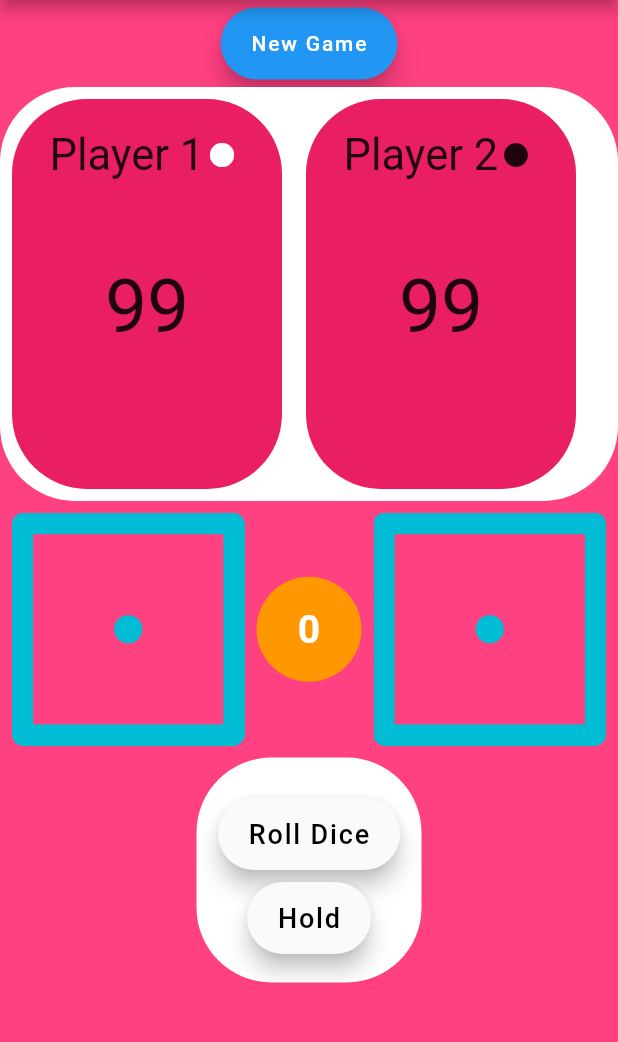
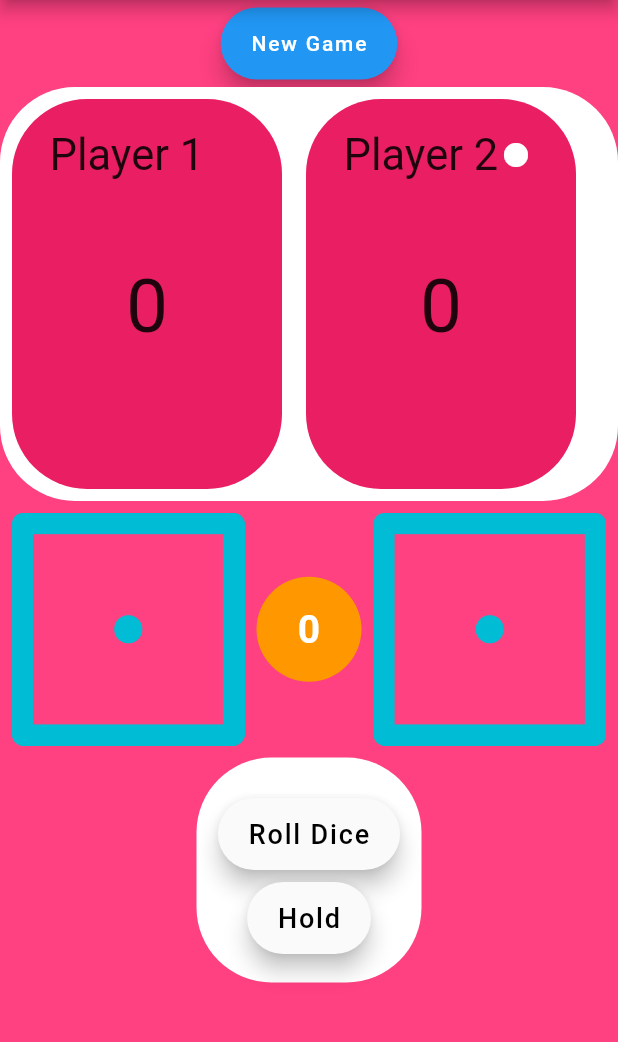
Before and after one commit to RomjanHossain/pigGameFlutter, a Flutter app: the screen it shows after launch, after a tap on "Hold", on a phone screen of 412 x 824 dp, the part 84-1126 px from its top. Run offline on Flutter 3.47's test engine with Material 2 defaults, Android fonts, the phone set to English and light mode, and no system bars.

Commit message:
hold dice, change player method addede

```diff
--- a/lib/game/game.dart
+++ b/lib/game/game.dart
@@ -1,6 +1,6 @@
 import 'package:flutter/material.dart';
 import 'dart:math';
-import 'players.dart';
+// import 'players.dart';
 
 class GamePage extends StatefulWidget {
   @override
@@ -9,10 +9,12 @@ class GamePage extends StatefulWidget {
 
 class _GamePageState extends State<GamePage> {
   Random random = new Random();
+  bool player = true;
   int first = 1;
   int second = 1;
   int countTotal = 0;
   int count = 0;
+  List<int> score = [0, 0];
   void rollDice() {
     setState(() {
       first = random.nextInt(6) + 1;
@@ -27,6 +29,24 @@ class _GamePageState extends State<GamePage> {
       first = 1;
       second = 1;
       count = 0;
+      countTotal = 0;
+      score[0] = 0;
+      score[1] = 0;
+      if (player == false) {
+        player = true;
+      }
+    });
+  }
+
+  void changeActive() {
+    setState(() {
+      if (player == true) {
+        score[0] += countTotal;
+        player = false;
+      } else {
+        score[1] += countTotal;
+        player = true;
+      }
       countTotal = 0;
     });
   }
@@ -50,7 +70,107 @@ class _GamePageState extends State<GamePage> {
               ),
             ),
           ),
-          Players(),
+          // here starts my player panel
+          Container(
+            width: 276,
+            height: 276,
+            // color: Colors.white,
+            decoration: BoxDecoration(
+              borderRadius: BorderRadius.circular(50),
+              color: Colors.white,
+            ),
+            child: Row(
+              children: <Widget>[
+                Padding(
+                  padding: const EdgeInsets.all(8.0),
+                  child: Container(
+                    width: 180,
+                    height: 400,
+                    decoration: BoxDecoration(
+                        borderRadius: BorderRadius.circular(50),
+                        color: Colors.pink),
+                    child: Center(
+                        child: Column(
+                      children: <Widget>[
+                        Padding(
+                          padding: const EdgeInsets.symmetric(
+                              horizontal: 25, vertical: 20),
+                          child: Row(
+                            children: <Widget>[
+                              Text(
+                                'Player 1',
+                                style: TextStyle(
+                                  fontSize: 29,
+                                ),
+                              ),
+                              if (player == true)
+                                // Text('The condition is true!'),
+                                Icon(
+                                  Icons.fiber_manual_record,
+                                  color: Colors.white,
+                                ),
+                            ],
+                          ),
+                        ),
+                        Padding(
+                          padding: const EdgeInsets.only(top: 35),
+                          child: Text(
+                            '${score[0]}',
+                            style: TextStyle(fontSize: 50),
+                          ),
+                        ),
+                      ],
+                    )),
+                    // color: Colors.red,
+                  ),
+                ),
+                Padding(
+                  padding: const EdgeInsets.all(8.0),
+                  child: Container(
+                    width: 180,
+                    height: 400,
+                    decoration: BoxDecoration(
+                        borderRadius: BorderRadius.circular(50),
+                        color: Colors.pink),
+                    child: Center(
+                        child: Column(
+                      children: <Widget>[
+                        Padding(
+                          padding: const EdgeInsets.symmetric(
+                              horizontal: 25, vertical: 20),
+                          child: Row(
+                            children: <Widget>[
+                              Text(
+                                'Player 2',
+                                style: TextStyle(
+                                  fontSize: 29,
+                                ),
+                              ),
+                              if (player == false)
+                                // Text('The condition is true!'),
+                                Icon(
+                                  Icons.fiber_manual_record,
+                                  color: Colors.white,
+                                ),
+                            ],
+                          ),
+                        ),
+                        Padding(
+                          padding: const EdgeInsets.only(top: 35),
+                          child: Text(
+                            '${score[1]}',
+                            style: TextStyle(fontSize: 50),
+                          ),
+                        ),
+                      ],
+                    )),
+                    // color: Colors.red,
+                  ),
+                ),
+              ],
+            ),
+          ),
+          // here stops my player panel
           Row(
             children: <Widget>[
               Expanded(
@@ -115,7 +235,10 @@ class _GamePageState extends State<GamePage> {
                       ),
                     ),
                     FloatingActionButton.extended(
-                      onPressed: () {},
+                      onPressed: () {
+                        changeActive();
+                        // print('hold my boobs');
+                      },
                       label: Text(
                         'Hold',
                         style: TextStyle(
--- a/lib/game/players.dart
+++ b/lib/game/players.dart
@@ -7,14 +7,16 @@ class Players extends StatefulWidget {
 
 class _PlayersState extends State<Players> {
   // var player2 = true;
-  var player = true;
-  void active() {
-    setState(() {
-      if (player) {
-        var myIcon = Icon(Icons.fiber_smart_record);
-      }
-    });
-  }
+  bool player = false;
+  // void active() {
+  //   setState(() {
+  //     if (player == 0) {
+  //       player = 1;
+  //     } else {
+  //       player = 0;
+  //     }
+  //   });
+  // }
 
   @override
   Widget build(BuildContext context) {
@@ -49,10 +51,12 @@ class _PlayersState extends State<Players> {
                             fontSize: 29,
                           ),
                         ),
-                        Icon(
-                          Icons.fiber_manual_record,
-                          color: Colors.white,
-                        )
+                        if (player == true)
+                          // Text('The condition is true!'),
+                          Icon(
+                            Icons.fiber_manual_record,
+                            color: Colors.white,
+                          ),
                       ],
                     ),
                   ),
@@ -89,7 +93,12 @@ class _PlayersState extends State<Players> {
                             fontSize: 29,
                           ),
                         ),
-                        Icon(Icons.fiber_manual_record),
+                        if (player == false)
+                          // Text('The condition is true!'),
+                          Icon(
+                            Icons.fiber_manual_record,
+                            color: Colors.white,
+                          ),
                       ],
                     ),
                   ),
```
